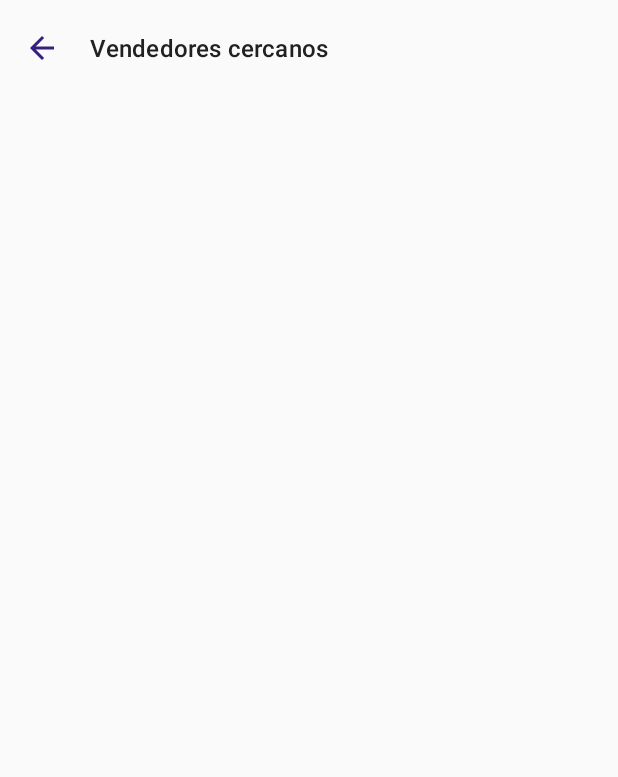
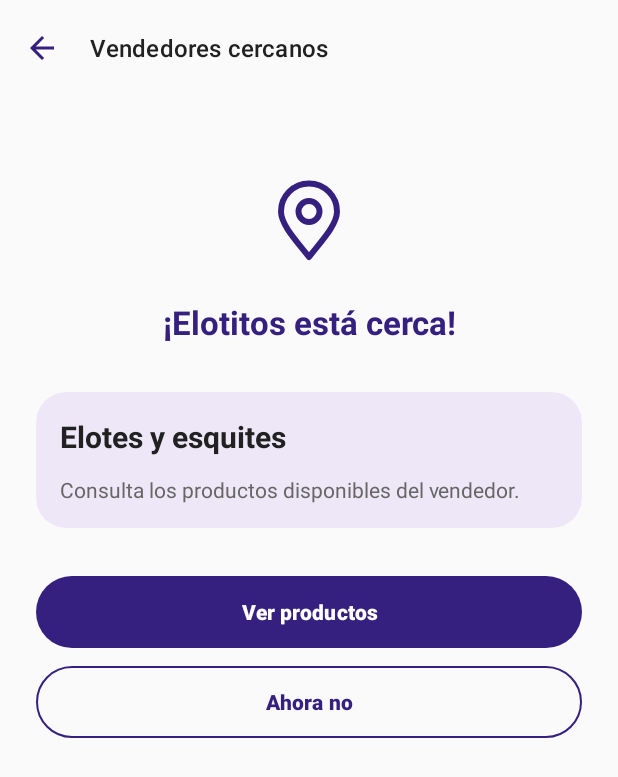
Before and after one commit to RAGM80/Ambulantitos, an Android app built with Jetpack Compose: the layout pantalla_vendedor_cercano_cliente.xml on its own in the app's theme, with its tools: preview values and no code run, on a phone screen of 412 x 824 dp. Shown: the top 777 px of the screen. Run offline under Robolectric (Android 15) with nearby library versions, the phone set to English and light mode, and no system bars.

Commit message:
Avances del catálogo de productos y aviso de vendedor cercano

```diff
--- a/features/cliente/src/main/res/layout/pantalla_vendedor_cercano_cliente.xml
+++ b/features/cliente/src/main/res/layout/pantalla_vendedor_cercano_cliente.xml
@@ -21,4 +21,102 @@
         app:navigationIcon="@drawable/icono_regresar_cliente"
         app:navigationIconTint="?attr/colorPrimary"
         app:navigationContentDescription="@string/cliente_registro_volver" />
+    <!--Contenido del aviso-->
+    <LinearLayout
+        android:id="@+id/contenido_vendedor_cercano_cliente"
+        android:layout_width="match_parent"
+        android:layout_height="0dp"
+        android:layout_weight="1"
+        android:orientation="vertical"
+        android:padding="24dp">
+        <!--Icono de ubicación-->
+        <ImageView
+            android:id="@+id/imagen_ubicacion_cliente"
+            android:layout_width="56dp"
+            android:layout_height="56dp"
+            android:layout_gravity="center_horizontal"
+            android:layout_marginTop="32dp"
+            android:src="@drawable/icono_ubicacion_cliente"
+            android:contentDescription="@null"
+            app:tint="?attr/colorPrimary" />
+        <!--Mensaje de cercanía-->
+        <TextView
+            android:id="@+id/texto_aviso_vendedor_cercano"
+            android:layout_width="match_parent"
+            android:layout_height="wrap_content"
+            android:layout_marginTop="24dp"
+            android:gravity="center"
+            android:textColor="?attr/colorPrimary"
+            android:textSize="22sp"
+            android:textStyle="bold"
+            tools:text="¡Elotitos está cerca!" />
+        <!--Tarjeta del vendedor cercano-->
+        <com.google.android.material.card.MaterialCardView
+            android:id="@+id/tarjeta_vendedor_cercano_cliente"
+            android:layout_width="match_parent"
+            android:layout_height="wrap_content"
+            android:layout_marginTop="32dp"
+            app:cardBackgroundColor="#EEE7F7"
+            app:cardCornerRadius="20dp"
+            app:cardElevation="0dp"
+            app:strokeWidth="0dp">
+            <!--Contenido de la tarjeta-->
+            <LinearLayout
+                android:layout_width="match_parent"
+                android:layout_height="wrap_content"
+                android:orientation="vertical"
+                android:padding="16dp">
+                <!--Productos del vendedor-->
+                <TextView
+                    android:id="@+id/texto_productos_vendedor_cercano"
+                    android:layout_width="match_parent"
+                    android:layout_height="wrap_content"
+                    android:textColor="?attr/colorOnSurface"
+                    android:textSize="20sp"
+                    android:textStyle="bold"
+                    tools:text="Elotes y esquites" />
+                <!--Descripción de la tarjeta-->
+                <TextView
+                    android:id="@+id/texto_descripcion_vendedor_cercano"
+                    android:layout_width="match_parent"
+                    android:layout_height="wrap_content"
+                    android:layout_marginTop="12dp"
+                    android:text="@string/cliente_cercania_descripcion"
+                    android:textColor="?attr/colorOnSurfaceVariant"
+                    android:textSize="14sp" />
+            </LinearLayout>
+        </com.google.android.material.card.MaterialCardView>
+        <!--Botón Ver productos-->
+        <com.google.android.material.button.MaterialButton
+            android:id="@+id/boton_productos_vendedor_cercano"
+            android:layout_width="match_parent"
+            android:layout_height="48dp"
+            android:layout_marginTop="32dp"
+            android:insetTop="0dp"
+            android:insetBottom="0dp"
+            android:text="@string/cliente_busqueda_productos"
+            android:textAllCaps="false"
+            android:textColor="?attr/colorOnPrimary"
+            android:textSize="14sp"
+            android:textStyle="bold"
+            app:backgroundTint="?attr/colorPrimary"
+            app:cornerRadius="24dp" />
+        <!--Botón Ahora no-->
+        <com.google.android.material.button.MaterialButton
+            android:id="@+id/boton_ahora_no_vendedor_cercano"
+            style="@style/Widget.Material3.Button.OutlinedButton"
+            android:layout_width="match_parent"
+            android:layout_height="48dp"
+            android:layout_marginTop="12dp"
+            android:insetTop="0dp"
+            android:insetBottom="0dp"
+            android:text="@string/cliente_cercania_ahora_no"
+            android:textAllCaps="false"
+            android:textColor="?attr/colorPrimary"
+            android:textSize="14sp"
+            android:textStyle="bold"
+            app:strokeColor="?attr/colorPrimary"
+            app:strokeWidth="1dp"
+            app:cornerRadius="24dp" />
+    </LinearLayout>
 </LinearLayout>
--- a/features/cliente/src/main/res/values/strings.xml
+++ b/features/cliente/src/main/res/values/strings.xml
@@ -38,4 +38,8 @@
     <string name="cliente_local_descripcion">Búsqueda de vendedores cercanos por Bluetooth</string>
     <string name="cliente_local_senal">Señal cercana</string>
     <string name="cliente_local_buscar">Volver a buscar</string>
+    <string name="cliente_cercania_descripcion">Consulta los productos disponibles del vendedor.</string>
+    <string name="cliente_cercania_ahora_no">Ahora no</string>
+    <string name="cliente_productos_titulo">Productos disponibles</string>
+    <string name="cliente_productos_indicacion">Toca un producto para elegirlo.</string>
 </resources>
```
Also changed, not shown: features/cliente/src/main/res/layout/elemento_producto_cliente.xml (added, +60 -0 lines), features/cliente/src/main/res/layout/pantalla_productos_cliente.xml (added, +61 -0 lines).
